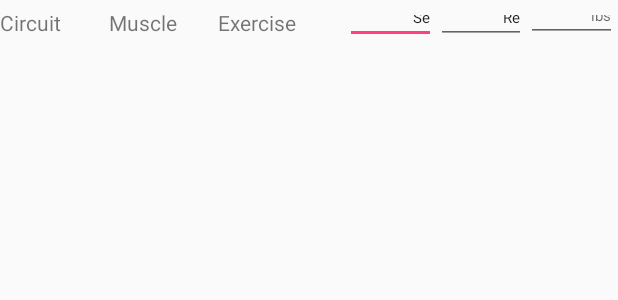
After one commit to carylstuart77/MyTrainerAndI, an Android app: the layout trainer3_listview.xml on its own in the app's theme, with its tools: preview values and no code run, on a phone screen of 412 x 824 dp. The commit adds this screen. Shown: the top 300 px of the screen. Run offline under Robolectric (Android 15) with nearby library versions, the phone set to English and light mode, and no system bars.

Commit message:
Changes to Trainer3 and check box updates.

```diff
--- /dev/null
+++ b/app/src/main/res/layout/trainer3_listview.xml
@@ -0,0 +1,70 @@
+<?xml version="1.0" encoding="utf-8"?>
+<LinearLayout xmlns:android="http://schemas.android.com/apk/res/android"
+  xmlns:app="http://schemas.android.com/apk/res-auto"
+  android:orientation="horizontal"
+  android:layout_width="match_parent"
+  android:layout_height="match_parent">
+
+  <android.support.constraint.Guideline
+    android:layout_width="wrap_content"
+    android:layout_height="wrap_content"
+    android:id="@+id/guideline4"
+    android:orientation="vertical"
+    app:layout_constraintGuide_end="45dp"/>
+
+  <TextView
+    android:id="@+id/trainer_circuit"
+    android:layout_width="0dp"
+    android:layout_height="wrap_content"
+    android:layout_weight="0.06"
+    android:text="Circuit"
+    android:textAlignment="viewStart"
+    android:textSize="14sp"/>
+
+  <TextView
+    android:id="@+id/trainer_muscle"
+    android:layout_width="0dp"
+    android:layout_height="wrap_content"
+    android:layout_weight="0.06"
+    android:text="Muscle"
+    android:textAlignment="viewStart"
+    android:textSize="14sp"/>
+  <TextView
+    android:id="@+id/trainer_exercise"
+    android:layout_width="0dp"
+    android:layout_height="wrap_content"
+    android:layout_weight="0.07"
+    android:text="Exercise"
+    android:textAlignment="viewStart"
+    android:textSize="14sp"/>
+  <EditText
+    android:id="@+id/edit_trainersets"
+    android:layout_width="0dp"
+    android:layout_height="29dp"
+    android:layout_weight=".05"
+    android:text="Se"
+    android:textAlignment="textEnd"
+    android:textSize="10sp"
+    android:inputType="numberDecimal"
+    />
+  <EditText
+    android:id="@+id/edit_trainerreps"
+    android:layout_width="0dp"
+    android:layout_height="29dp"
+    android:layout_weight=".05"
+    android:text="Re"
+    android:textAlignment="textEnd"
+    android:textSize="10sp"
+    android:inputType="numberDecimal"
+    />
+  <EditText
+    android:id="@+id/edit_trainerlbs"
+    android:layout_width="0dp"
+    android:layout_height="28dp"
+    android:layout_weight="0.05"
+    android:hint="lbs"
+    android:textAlignment="textEnd"
+    android:textSize="10sp"
+    android:inputType="numberDecimal"
+    />
+</LinearLayout>
```
Also changed, not shown: app/src/main/java/edu/cnm/deepdive/mytrainerandi/Trainer3.java (+73 -2 lines), app/src/main/java/edu/cnm/deepdive/mytrainerandi/adapters/Trainer3ListAdapter.java (added, +43 -0 lines), app/src/main/java/edu/cnm/deepdive/mytrainerandi/entity/Client.java (+0 -10 lines), app/src/main/java/edu/cnm/deepdive/mytrainerandi/entity/Exercise.java (renamed from app/src/main/java/edu/cnm/deepdive/mytrainerandi/entity/Exercises.java, +5 -7 lines), app/src/main/java/edu/cnm/deepdive/mytrainerandi/entity/GoalHistory.java (added, +61 -0 lines), app/src/main/java/edu/cnm/deepdive/mytrainerandi/helpers/OrmHelper.java (+52 -28 lines), app/src/main/res/layout/trainer3.xml (+20 -16 lines), app/src/main/ic_launcher-web.png, app/src/main/res/mipmap-hdpi/ic_launcher.png, app/src/main/res/mipmap-mdpi/ic_launcher.png, app/src/main/res/mipmap-xhdpi/ic_launcher.png, app/src/main/res/mipmap-xxhdpi/ic_launcher.png, app/src/main/res/mipmap-xxxhdpi/ic_launcher.png.
